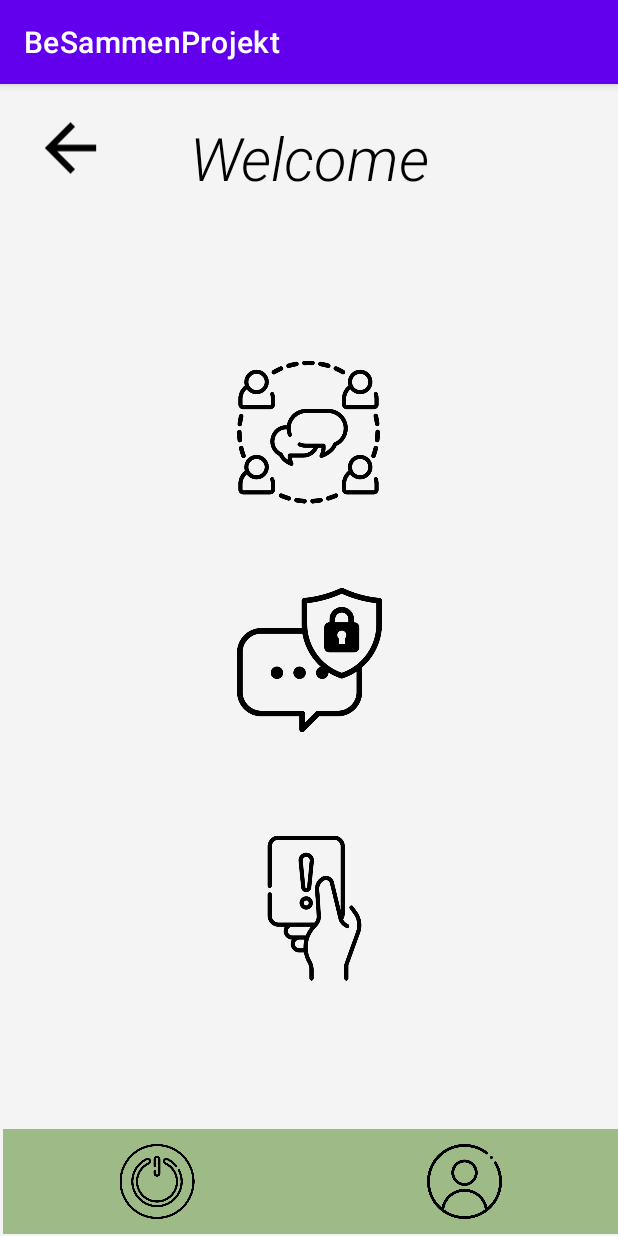
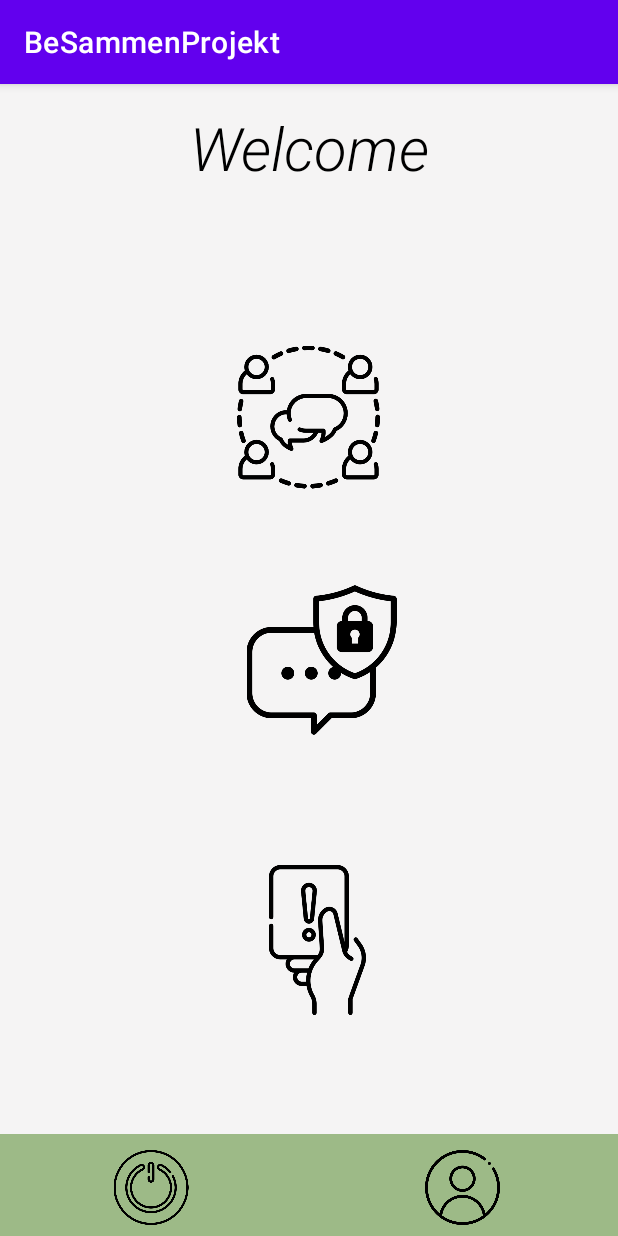
Before and after one commit to Alisashala/BeSammenProjekt, an Android app: the screen it shows after launch once a user with an empty profile is signed in (MainActivity), on a phone screen of 412 x 824 dp. Run offline under Robolectric (Android 15) with nearby library versions, the phone set to English and light mode, and no system bars; our stand-ins replace Firebase (no records; nobody signed in at launch, a user with empty details on screens opened directly).

Commit message:
#53 designing activity_main.xml and activity_rules_and_information.xml and main  + a few changes in MainActivity

```diff
--- a/app/src/main/java/com/example/besammenprojekt/MainActivity.java
+++ b/app/src/main/java/com/example/besammenprojekt/MainActivity.java
@@ -63,7 +63,6 @@ public class MainActivity extends AppCompatActivity {
             }
         });
 
-
         ImageView signOutButton = findViewById(R.id.signOutButton);
         signOutButton.setOnClickListener(new View.OnClickListener() {
             @Override
--- a/app/src/main/res/layout/activity_main.xml
+++ b/app/src/main/res/layout/activity_main.xml
@@ -5,6 +5,29 @@
     android:layout_width="match_parent"
     android:layout_height="match_parent"
     android:background="#F5F4F4">
+
+    <View
+        android:id="@+id/viewBackground2"
+        android:layout_width="match_parent"
+        android:layout_height="0dp"
+        android:layout_marginBottom="20dp"
+        android:background="@drawable/background_content"
+        app:layout_constraintTop_toTopOf="parent" />
+
+
+    <TextView
+        android:id="@+id/welcomeText"
+        android:layout_width="241dp"
+        android:layout_height="wrap_content"
+        android:layout_alignParentTop="true"
+        android:layout_centerHorizontal="true"
+        android:layout_marginTop="15dp"
+        android:fontFamily="sans-serif-light"
+        android:text="Welcome"
+        android:textAlignment="center"
+        android:textColor="@color/black"
+        android:textSize="40sp"
+        android:textStyle="italic" />
 
     <TextView
         android:id="@+id/userInfo"
@@ -18,59 +41,55 @@
         android:textSize="28sp" />
 
     <ImageView
+        android:id="@+id/groupChat"
+        android:layout_width="95dp"
+        android:layout_height="100dp"
+        android:layout_alignParentTop="true"
+        android:layout_centerHorizontal="true"
+        android:layout_marginTop="172dp"
+        android:contentDescription="Profile Button"
+        android:onClick="groupChat"
+        app:srcCompat="@drawable/group__1_" />
+
+    <ImageView
         android:id="@+id/privateChat"
-        android:layout_width="150dp"
+        android:layout_width="95dp"
         android:layout_height="100dp"
         android:layout_alignParentStart="true"
         android:layout_alignParentEnd="true"
         android:layout_centerInParent="true"
         android:layout_marginStart="158dp"
-        android:layout_marginEnd="157dp"
+        android:layout_marginEnd="141dp"
         android:layout_marginBottom="340dp"
         android:contentDescription="Profile Button"
         android:onClick="privateChat"
         app:srcCompat="@drawable/chatting" />
 
     <ImageView
-        android:id="@+id/groupChat"
+        android:id="@+id/rulesAndInformation"
         android:layout_width="95dp"
-        android:layout_height="96dp"
-        android:layout_alignParentTop="true"
+        android:layout_height="100dp"
+        android:layout_above="@+id/bottomBar"
+        android:layout_alignParentStart="true"
+        android:layout_alignParentEnd="true"
         android:layout_centerHorizontal="true"
-        android:layout_marginTop="184dp"
-        android:contentDescription="Profile Button"
-        android:onClick="groupChat"
-        app:srcCompat="@drawable/group__1_" />
-
-    <View
-        android:id="@+id/viewBackground2"
-        android:layout_width="match_parent"
-        android:layout_height="0dp"
-        android:layout_marginBottom="20dp"
-        android:background="@drawable/background_content"
-        app:layout_constraintTop_toTopOf="parent" />
-
-    <androidx.appcompat.widget.AppCompatImageView
-        android:id="@+id/backButton"
-        android:layout_width="62dp"
-        android:layout_height="65dp"
-        android:layout_marginStart="16dp"
-        android:layout_marginLeft="16dp"
-        android:layout_marginTop="10dp"
-        android:padding="5dp"
-        android:src="@drawable/back_icon"
-        app:layout_constraintStart_toStartOf="parent"
-        app:layout_constraintTop_toTopOf="parent" />
+        android:layout_marginStart="153dp"
+        android:layout_marginTop="200dp"
+        android:layout_marginEnd="142dp"
+        android:layout_marginBottom="79dp"
+        android:contentDescription="rules and information button"
+        android:onClick="rulesAndInformation"
+        app:srcCompat="@drawable/yellow_card" />
 
 
     <LinearLayout
         android:id="@+id/bottomBar"
         android:layout_width="match_parent"
-        android:layout_height="70dp"
+        android:layout_height="72dp"
         android:layout_alignParentStart="true"
         android:layout_alignParentBottom="true"
-        android:layout_marginStart="2dp"
-        android:layout_marginBottom="1dp"
+        android:layout_marginStart="-3dp"
+        android:layout_marginBottom="-4dp"
         android:background="#9DBA87"
         android:gravity="center"
         android:orientation="horizontal">
@@ -82,9 +101,9 @@
             android:layout_alignParentBottom="true"
             android:layout_centerHorizontal="true"
             android:layout_weight="1"
+            android:contentDescription="Sign out Button"
             android:onClick="signOutButton"
-            app:srcCompat="@drawable/off_button"
-            android:contentDescription="Sign out Button" />
+            app:srcCompat="@drawable/off_button" />
 
         <ImageView
             android:id="@+id/profileButton"
@@ -93,40 +112,8 @@
             android:layout_alignParentBottom="true"
             android:layout_centerHorizontal="true"
             android:layout_weight="1"
-            android:onClick="profileButton"
-            app:srcCompat="@drawable/user"
-            android:contentDescription="Profile Button" />
+            app:srcCompat="@drawable/user" />
+
     </LinearLayout>
 
-    <ImageView
-        android:id="@+id/rulesAndInformation"
-        android:layout_width="150dp"
-        android:layout_height="100dp"
-        android:layout_above="@+id/bottomBar"
-        android:layout_alignParentStart="true"
-        android:layout_alignParentEnd="true"
-        android:layout_centerHorizontal="true"
-        android:layout_marginStart="161dp"
-        android:layout_marginTop="200dp"
-        android:layout_marginEnd="154dp"
-        android:layout_marginBottom="97dp"
-        android:contentDescription="rules and information button"
-        android:onClick="rulesAndInformation"
-        app:srcCompat="@drawable/yellow_card" />
-
-    <TextView
-        android:id="@+id/welcomeText"
-        android:layout_width="241dp"
-        android:layout_height="wrap_content"
-        android:layout_alignParentTop="true"
-        android:layout_centerHorizontal="true"
-        android:layout_marginTop="22dp"
-        android:fontFamily="sans-serif-light"
-        android:text="Welcome"
-        android:textAlignment="center"
-        android:textColor="@color/black"
-        android:textSize="40sp"
-        android:textStyle="italic" />
-
-
 </RelativeLayout>
--- a/app/src/main/res/layout/activity_rules_and_information.xml
+++ b/app/src/main/res/layout/activity_rules_and_information.xml
@@ -12,10 +12,10 @@
         android:layout_width="47dp"
         android:layout_height="64dp"
         android:layout_marginStart="16dp"
-        android:layout_marginTop="16dp"
+        android:layout_marginTop="32dp"
+        android:onClick="backButtonInRules"
         android:padding="5dp"
         android:src="@drawable/back_icon"
-        android:onClick="backButtonInRules"
         app:layout_constraintStart_toStartOf="parent"
         app:layout_constraintTop_toTopOf="parent" />
 
@@ -23,14 +23,14 @@
         android:id="@+id/headerText"
         android:layout_width="253dp"
         android:layout_height="95dp"
-        android:layout_marginTop="36dp"
+        android:layout_marginTop="16dp"
         android:text="Rules and Information"
         android:textAlignment="center"
         android:textColor="@color/black"
         android:textSize="40sp"
         android:textStyle="italic"
         app:layout_constraintEnd_toEndOf="parent"
-        app:layout_constraintHorizontal_bias="0.218"
+        app:layout_constraintHorizontal_bias="0.168"
         app:layout_constraintStart_toEndOf="@+id/backButtonInRules"
         app:layout_constraintTop_toTopOf="parent" />
 
```
